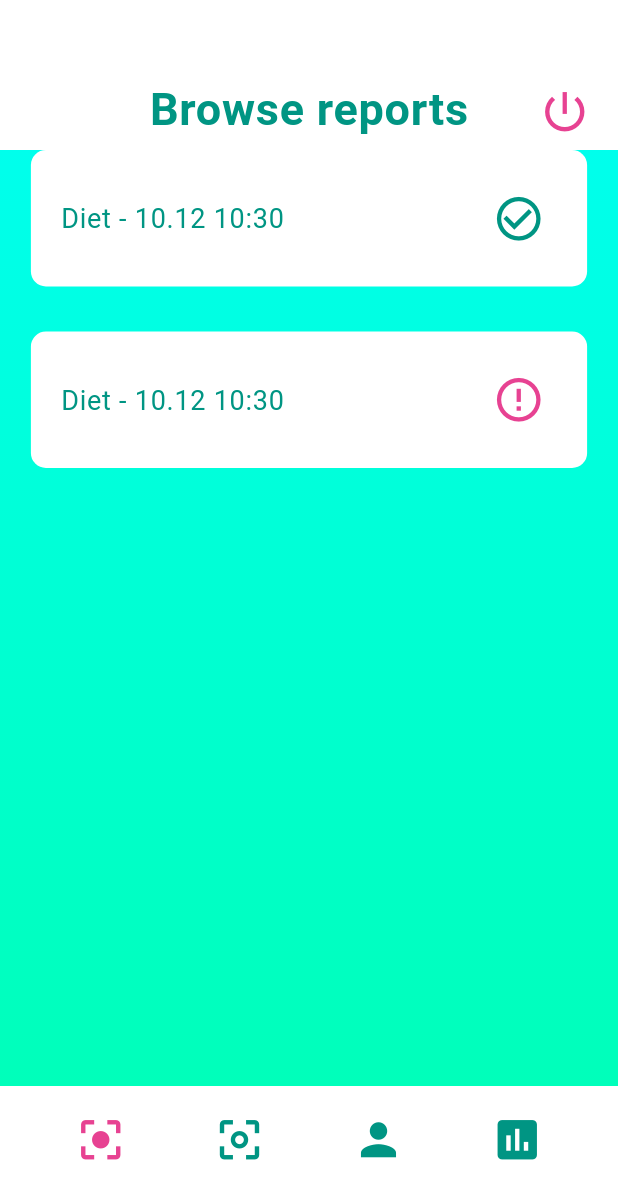
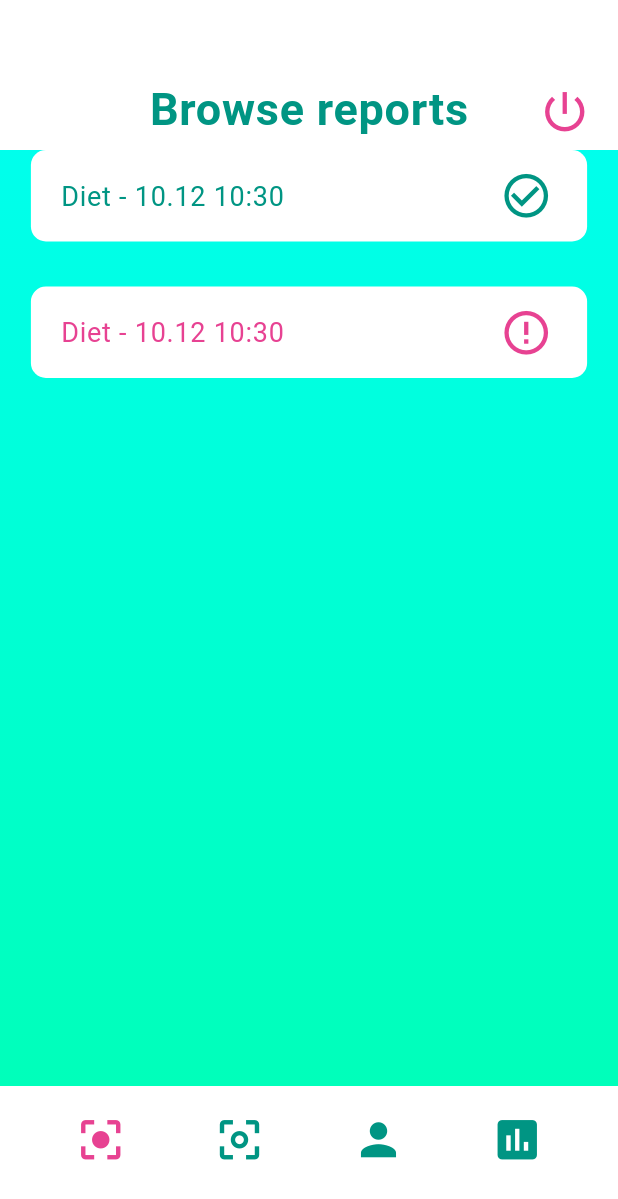
Before and after one commit to matbujnowicz/my-remote-care, a Flutter app: the screen it shows after launch, after a tap on "Log in", on a phone screen of 412 x 824 dp. Shown: the top 1199 px of the screen. Run offline on Flutter 3.47's test engine with Material 2 defaults, Android fonts, the phone set to English and light mode, and no system bars.

Commit message:
report screen

```diff
--- a/lib/app/routes.dart
+++ b/lib/app/routes.dart
@@ -1,10 +1,13 @@
 import 'package:flutter/widgets.dart';
 import 'package:mrc/screens/authentication/login_screen.dart';
 import 'package:mrc/screens/authentication/register_screen.dart';
+import 'package:mrc/screens/common/report_screen.dart';
 import 'package:mrc/screens/supervisor/supervisor_panel.dart';
 
 Map<String, Widget Function(BuildContext)> routes = {
   '/': (context) => LoginScreen(),
   '/register': (context) => RegisterScreen(),
   '/supervisorPanel': (context) => SupervisorPanel(),
+  '/reportScreen': (context) =>
+      ReportScreen(arguments: ModalRoute.of(context).settings.arguments)
 };
--- a/lib/data/raport_model.dart
+++ b/lib/data/report_model.dart
@@ -1,6 +1,6 @@
 import 'package:flutter/material.dart';
 
-enum RaportType {
+enum ReportType {
   Mood,
   Diet,
   Medicines,
@@ -11,30 +11,30 @@ enum QuestionType {
   Radio,
 }
 
-class RaportModel {
+class ReportModel {
   bool submitted;
   DateTime scheduledDate;
   DateTime submissionDate;
   Duration duration = Duration(hours: 1);
-  RaportType raportType;
+  ReportType reportType;
   List<Question> questions;
 
-  RaportModel({
+  ReportModel({
     @required this.scheduledDate,
-    @required this.raportType,
+    @required this.reportType,
     this.submitted,
     this.submissionDate,
     this.questions,
   }) {
     if (questions == null)
-      switch (raportType) {
-        case RaportType.Diet:
+      switch (reportType) {
+        case ReportType.Diet:
           questions = dietQuestions;
           break;
-        case RaportType.Mood:
+        case ReportType.Mood:
           questions = moodQuestions;
           break;
-        case RaportType.Medicines:
+        case ReportType.Medicines:
           questions = medicinesQuestions;
           break;
         default:
@@ -42,12 +42,12 @@ class RaportModel {
   }
 
   String getName() {
-    switch (raportType) {
-      case RaportType.Diet:
+    switch (reportType) {
+      case ReportType.Diet:
         return "Diet";
-      case RaportType.Mood:
+      case ReportType.Mood:
         return "Diet";
-      case RaportType.Medicines:
+      case ReportType.Medicines:
         return "Diet";
       default:
         return "";
@@ -83,8 +83,8 @@ List<Question> medicinesQuestions = [
       question: "What medicines has patient taken today?"),
 ];
 
-List<RaportModel> initialRaports() {
-  List<RaportModel> initialRaportsMock = [];
+List<ReportModel> initialReports() {
+  List<ReportModel> initialReportsMock = [];
 
   List<Question> answeredDietQuestions = dietQuestions;
   answeredDietQuestions.elementAt(0).answer = "Cereals with milk";
@@ -92,22 +92,22 @@ List<RaportModel> initialRaports() {
   answeredDietQuestions.elementAt(2).answer = "Bean soup";
   answeredDietQuestions.elementAt(3).answer = 3;
 
-  RaportModel answereDietModelSubmitted = RaportModel(
+  ReportModel answereDietModelSubmitted = ReportModel(
       submitted: true,
       scheduledDate: DateTime.now(),
-      raportType: RaportType.Diet,
+      reportType: ReportType.Diet,
       questions: answeredDietQuestions,
       submissionDate: DateTime.now());
 
-  RaportModel answereDietModelNotSubmitted = RaportModel(
+  ReportModel answereDietModelNotSubmitted = ReportModel(
       submitted: false,
       scheduledDate: DateTime.now(),
-      raportType: RaportType.Diet,
+      reportType: ReportType.Diet,
       questions: answeredDietQuestions,
       submissionDate: DateTime.now());
 
-  initialRaportsMock.add(answereDietModelSubmitted);
-  initialRaportsMock.add(answereDietModelNotSubmitted);
+  initialReportsMock.add(answereDietModelSubmitted);
+  initialReportsMock.add(answereDietModelNotSubmitted);
 
-  return initialRaportsMock;
+  return initialReportsMock;
 }
--- a/lib/screens/supervisor/browse_screen.dart
+++ b/lib/screens/supervisor/browse_screen.dart
@@ -1,10 +1,11 @@
 import 'package:flutter/material.dart';
-import 'package:mrc/data/raport_model.dart';
-import 'package:mrc/widgets/raport_card.dart';
+import 'package:mrc/data/report_model.dart';
+import 'package:mrc/screens/common/report_screen.dart';
+import 'package:mrc/widgets/report_card.dart';
 
 class BrowseScreen extends StatelessWidget {
-  final List<RaportModel> raports;
-  BrowseScreen(this.raports);
+  final List<ReportModel> reports;
+  BrowseScreen(this.reports);
 
   @override
   Widget build(BuildContext context) {
@@ -13,11 +14,21 @@ class BrowseScreen extends StatelessWidget {
     return Container(
       width: screenWidth * 0.9,
       child: ListView.builder(
-        itemCount: raports.length,
+        itemCount: reports.length,
         itemBuilder: (BuildContext context, int index) {
-          return RaportCard(raport: raports.elementAt(index));
+          return ReportCard(
+            report: reports.elementAt(index),
+            onPress: () {
+              _viewReport(reports.elementAt(index), context);
+            },
+          );
         },
       ),
     );
   }
+
+  void _viewReport(ReportModel report, BuildContext context) {
+    Navigator.pushNamed(context, "/reportScreen",
+        arguments: ReportScreenArguments(report: report, readOnly: true));
+  }
 }
--- a/lib/screens/supervisor/supervisor_panel.dart
+++ b/lib/screens/supervisor/supervisor_panel.dart
@@ -1,6 +1,6 @@
 import 'package:flutter/material.dart';
 import 'package:mrc/app/styles.dart';
-import 'package:mrc/data/raport_model.dart';
+import 'package:mrc/data/report_model.dart';
 import 'package:mrc/screens/supervisor/browse_screen.dart';
 
 class SupervisorPanel extends StatefulWidget {
@@ -15,7 +15,7 @@ class SupervisorPanel extends StatefulWidget {
 class _SupervisorPanelState extends State<SupervisorPanel> {
   final _barHeight = 100.0;
   int _screenIndex = 0;
-  List<RaportModel> _readyRaports = initialRaports();
+  List<ReportModel> _readyReports = initialReports();
 
   @override
   Widget build(BuildContext context) {
@@ -141,7 +141,7 @@ class _SupervisorPanelState extends State<SupervisorPanel> {
   Widget _getScreenWidget() {
     switch (_screenIndex) {
       case 0:
-        return BrowseScreen(_readyRaports);
+        return BrowseScreen(_readyReports);
       case 1:
         return Container();
       case 2:
--- a/lib/widgets/card_default.dart
+++ b/lib/widgets/card_default.dart
@@ -3,15 +3,17 @@ import 'package:flutter/material.dart';
 class CardDefault extends StatelessWidget {
   final Widget child;
   final EdgeInsets margin;
+  final EdgeInsets padding;
 
-  CardDefault({this.child, this.margin});
+  CardDefault(
+      {this.child, this.margin, this.padding = const EdgeInsets.all(20)});
 
   @override
   Widget build(BuildContext context) {
     final screenWidth = MediaQuery.of(context).size.width;
 
     return Container(
-      padding: const EdgeInsets.all(20),
+      padding: padding,
       margin: margin,
       width: screenWidth * 0.9,
       child: child,
--- a/lib/widgets/raport_card.dart
+++ /dev/null
@@ -1,52 +0,0 @@
-import 'package:flutter/material.dart';
-import 'package:intl/intl.dart';
-import 'package:mrc/app/styles.dart';
-import 'package:mrc/data/raport_model.dart';
-import 'package:mrc/widgets/card_default.dart';
-
-class RaportCard extends StatelessWidget {
-  final RaportModel raport;
-  final Function onPress;
-
-  RaportCard({@required this.raport, this.onPress});
-
-  @override
-  Widget build(BuildContext context) {
-    return CardDefault(
-      margin: EdgeInsets.only(bottom: 30),
-      child: Row(
-        mainAxisAlignment: MainAxisAlignment.spaceBetween,
-        children: <Widget>[
-          Text(
-            "${raport.getName()} - ${getFormattedDate(raport.submissionDate)}",
-            style: greenFont,
-          ),
-          getIcon(),
-        ],
-      ),
-    );
-  }
-
-  String getFormattedDate(DateTime date) {
-    final format = DateFormat('dd.MM hh:mm');
-    return format.format(date);
-  }
-
-  Widget getIcon() {
-    if (raport.submitted == null) return Container();
-    if (raport.submitted)
-      return IconButton(
-        iconSize: 35,
-        icon: Icon(Icons.check_circle_outline),
-        onPressed: () {},
-        color: primaryGreenColor,
-      );
-    else
-      return IconButton(
-        iconSize: 35,
-        icon: Icon(Icons.error_outline),
-        onPressed: () {},
-        color: accentColor,
-      );
-  }
-}
--- /dev/null
+++ b/lib/widgets/report_card.dart
@@ -0,0 +1,58 @@
+import 'package:flutter/material.dart';
+import 'package:intl/intl.dart';
+import 'package:mrc/app/styles.dart';
+import 'package:mrc/data/report_model.dart';
+import 'package:mrc/widgets/card_default.dart';
+
+class ReportCard extends StatelessWidget {
+  final ReportModel report;
+  final Function onPress;
+
+  ReportCard({@required this.report, this.onPress});
+
+  @override
+  Widget build(BuildContext context) {
+    return GestureDetector(
+      onTap: onPress,
+      child: CardDefault(
+        margin: EdgeInsets.only(bottom: 30),
+        padding: EdgeInsets.fromLTRB(20, 5, 15, 5),
+        child: Row(
+          mainAxisAlignment: MainAxisAlignment.spaceBetween,
+          children: <Widget>[
+            Text(
+              "${report.getName()} - ${getFormattedDate(report.submissionDate)}",
+              style: report.submitted != null && !report.submitted
+                  ? accentFont
+                  : greenFont,
+            ),
+            getIcon(),
+          ],
+        ),
+      ),
+    );
+  }
+
+  String getFormattedDate(DateTime date) {
+    final format = DateFormat('dd.MM hh:mm');
+    return format.format(date);
+  }
+
+  Widget getIcon() {
+    if (report.submitted == null) return Container();
+    if (report.submitted)
+      return IconButton(
+        iconSize: 35,
+        icon: Icon(Icons.check_circle_outline),
+        onPressed: () {},
+        color: primaryGreenColor,
+      );
+    else
+      return IconButton(
+        iconSize: 35,
+        icon: Icon(Icons.error_outline),
+        onPressed: () {},
+        color: accentColor,
+      );
+  }
+}
--- a/lib/widgets/text_field_default.dart
+++ b/lib/widgets/text_field_default.dart
@@ -5,8 +5,16 @@ class TextFieldDefault extends StatelessWidget {
   final TextEditingController controller;
   final String hint;
   final bool obscureText;
+  final int maxLines;
+  final bool enabled;
 
-  TextFieldDefault({this.controller, this.hint, this.obscureText = false});
+  TextFieldDefault({
+    this.controller,
+    this.hint,
+    this.obscureText = false,
+    this.maxLines = 1,
+    this.enabled = true,
+  });
 
   @override
   Widget build(BuildContext context) {
@@ -14,16 +22,22 @@ class TextFieldDefault extends StatelessWidget {
       autocorrect: false,
       controller: controller,
       obscureText: obscureText,
+      maxLines: maxLines,
+      enabled: enabled,
       decoration: InputDecoration(
         contentPadding: const EdgeInsets.all(10),
         focusedBorder: OutlineInputBorder(
           borderRadius: const BorderRadius.all(const Radius.circular(15)),
           borderSide: BorderSide(
-            color: primaryGreenColor,
+            color: accentColor,
             width: 1.0,
           ),
         ),
         enabledBorder: OutlineInputBorder(
+          borderRadius: const BorderRadius.all(const Radius.circular(15)),
+          borderSide: BorderSide(color: primaryGreenColor, width: 1.0),
+        ),
+        disabledBorder: OutlineInputBorder(
           borderRadius: const BorderRadius.all(const Radius.circular(15)),
           borderSide: BorderSide(color: grayColor, width: 1.0),
         ),
```
Also changed, not shown: lib/screens/common/report_screen.dart (added, +102 -0 lines), lib/screens/common/single_screen.dart (added, +67 -0 lines), lib/widgets/radio_input.dart (added, +116 -0 lines).
